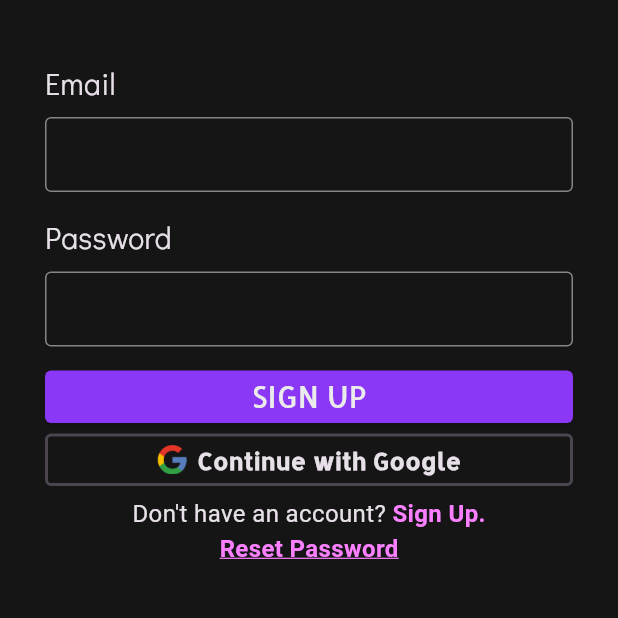
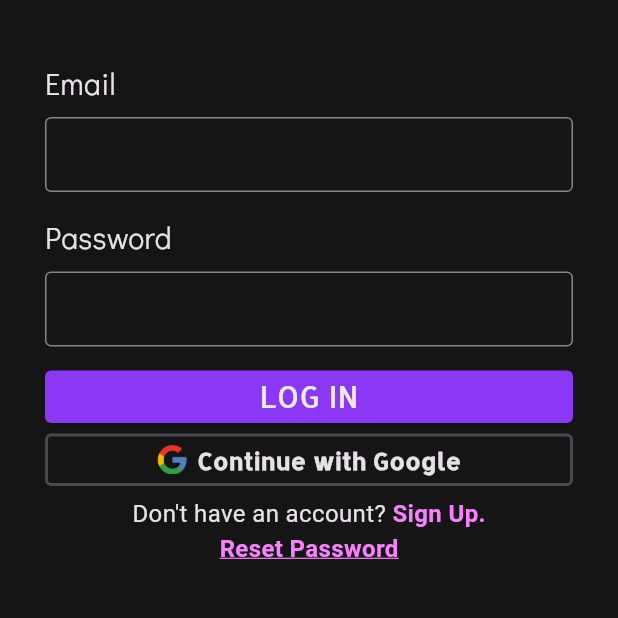
Before and after one commit to Rapithwin/firebase-notes, a Flutter app: the screen it shows after launch, on a phone screen of 412 x 824 dp, the part 60-678 px from its top. Run offline on Flutter 3.47's test engine with Material 3 defaults, Android fonts, the light colour scheme and no system bars; our stand-ins replace firebase_auth, firebase_core, get; accounts and stored records are empty.

Commit message:
Elevated button title fixed

```diff
--- a/lib/widgets/custom_elevated_button.dart
+++ b/lib/widgets/custom_elevated_button.dart
@@ -23,7 +23,7 @@ class CustomElevatedButton extends StatelessWidget {
       ),
 
       child: Text(
-        "SIGN UP",
+        title,
         style: TextStyle(
           fontFamily: "Allerta",
           color: theme.colorScheme.onPrimary,
```
